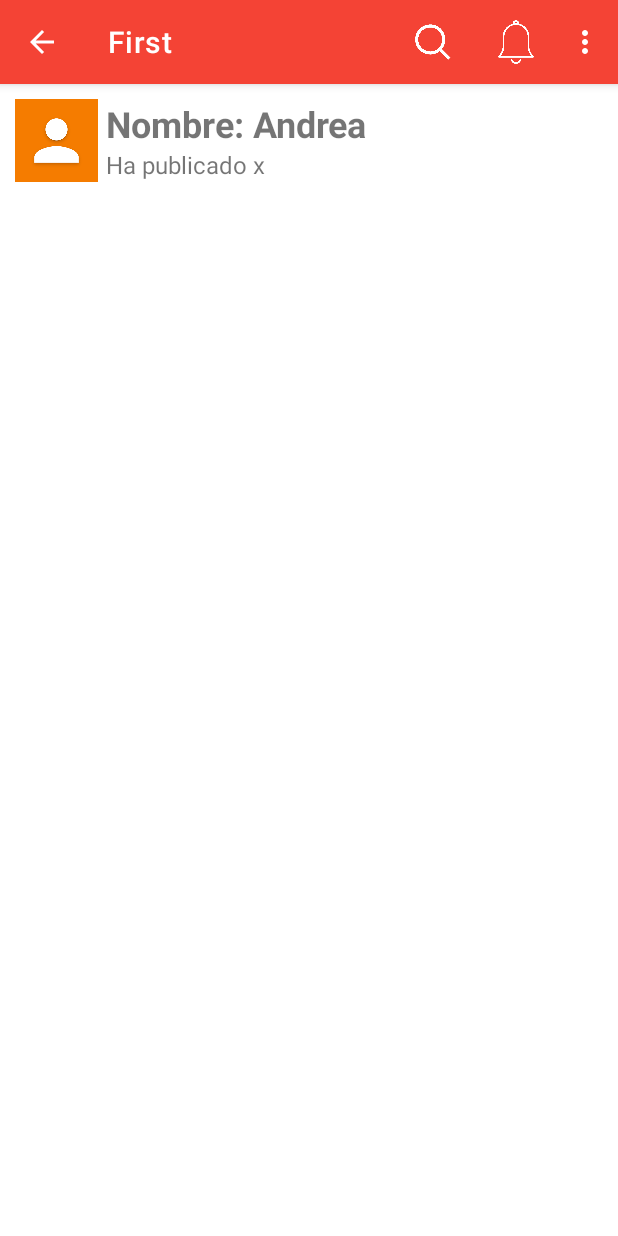
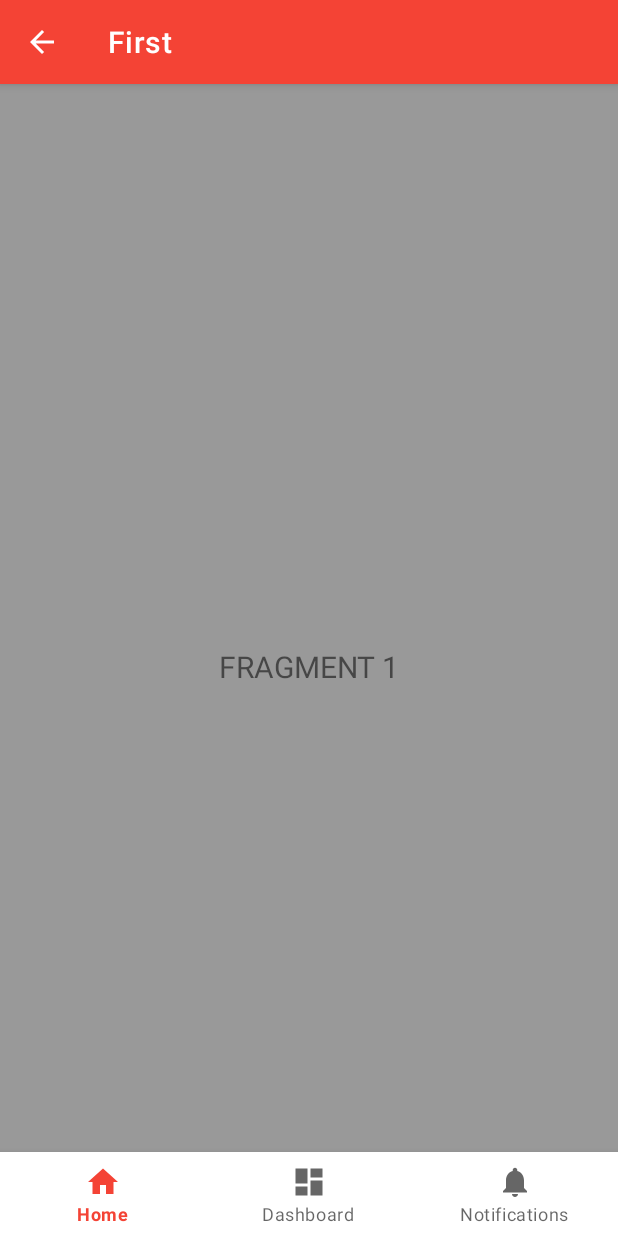
Before and after one commit to fregonaespanola/First, an Android app: the MainActivity screen opened directly, with no data from a screen before it, on a phone screen of 412 x 824 dp. Run offline under Robolectric (Android 15) with nearby library versions, the phone set to English and light mode, and no system bars; Roboto replaces fonts that are not available here.

Commit message:
Añadido el menú inferior y el paso por los fragments

```diff
--- a/app/src/main/java/com/dgarcia/first/MainActivity.java
+++ b/app/src/main/java/com/dgarcia/first/MainActivity.java
@@ -1,28 +1,37 @@
 package com.dgarcia.first;
 
+import androidx.annotation.IdRes;
+import androidx.annotation.NonNull;
 import androidx.appcompat.app.AlertDialog;
 import androidx.appcompat.app.AppCompatActivity;
 import androidx.recyclerview.widget.LinearLayoutManager;
 import androidx.recyclerview.widget.RecyclerView;
 import androidx.swiperefreshlayout.widget.SwipeRefreshLayout;
+import androidx.viewpager.widget.ViewPager;
 
 import android.content.DialogInterface;
 import android.content.Intent;
 import android.os.Bundle;
 import android.util.Log;
 import android.view.ContextMenu;
+import android.view.LayoutInflater;
 import android.view.Menu;
 import android.view.MenuItem;
 import android.view.View;
 import android.webkit.WebView;
 import android.widget.Toast;
 
+import com.dgarcia.first.databinding.ActivityMainBinding;
+import com.dgarcia.first.main.SectionsPagerAdapter;
+import com.google.android.material.bottomnavigation.BottomNavigationItemView;
+import com.google.android.material.bottomnavigation.BottomNavigationMenuView;
+import com.google.android.material.bottomnavigation.BottomNavigationView;
 import com.google.android.material.dialog.MaterialAlertDialogBuilder;
 
 import java.util.ArrayList;
 
 public class MainActivity extends AppCompatActivity {
-
+/*
     private SwipeRefreshLayout swipeLayout;
     private RecyclerView recyclerView;
     private ArrayList<item_bandeja> datos;
@@ -74,10 +83,10 @@ public class MainActivity extends AppCompatActivity {
 //        miVisorWeb.getSettings().setJavaScriptEnabled(true);
 //        miVisorWeb.getSettings().setBuiltInZoomControls(true);
         miVisorWeb.loadUrl("https://thispersondoesnotexist.com");
-        */
+
     }
         //system.exit(0);
-
+/*
     public void showAlertDialogButtonClicked(MainActivity mainActivity) {
 
         MaterialAlertDialogBuilder builder = new MaterialAlertDialogBuilder(this);
@@ -86,7 +95,8 @@ public class MainActivity extends AppCompatActivity {
 
         builder.setView(getLayoutInflater().inflate(R.layout.alertdialog_view, null));
 
-
+*/
+    /*
         builder.setPositiveButton("Sign out", new DialogInterface.OnClickListener() {
             @Override
             public void onClick(DialogInterface dialog, int which) {
@@ -198,3 +208,94 @@ public class MainActivity extends AppCompatActivity {
 
     }
 }
+*/
+
+    private ActivityMainBinding binding;
+    private MenuItem prevMenuItem;
+    private SectionsPagerAdapter sectionsPagerAdapter;
+
+    @Override
+    protected void onCreate(Bundle savedInstanceState) {
+        super.onCreate(savedInstanceState);
+        setContentView(R.layout.activity_main);
+        binding = ActivityMainBinding.inflate(getLayoutInflater());
+        setContentView(binding.getRoot());
+        sectionsPagerAdapter = new SectionsPagerAdapter(this, getSupportFragmentManager());
+        ViewPager viewPager1 = findViewById(R.id.view_pager);
+        viewPager1.setAdapter(sectionsPagerAdapter);
+
+
+
+
+
+        BottomNavigationView mybottomNavView = findViewById(R.id.nav_view);
+
+        BottomNavigationMenuView bottomNavigationMenuView =
+                (BottomNavigationMenuView) mybottomNavView.getChildAt(0);
+        View v = bottomNavigationMenuView.getChildAt(2);
+        BottomNavigationItemView itemView = (BottomNavigationItemView) v;
+        mybottomNavView.setOnNavigationItemSelectedListener(new BottomNavigationView.OnNavigationItemSelectedListener() {
+            @Override
+            public boolean onNavigationItemSelected(@NonNull MenuItem item) {
+
+                switch (item.getItemId()) {
+                    case R.id.navigation_home:
+                        item.setChecked(true);
+                        removeBadge(mybottomNavView,item.getItemId());
+                        viewPager1.setCurrentItem(0);
+                        break;
+
+                    case R.id.navigation_dashboard:
+                        item.setChecked(true);
+                        removeBadge(mybottomNavView,item.getItemId());
+                        viewPager1.setCurrentItem(1);
+                        break;
+
+                    case R.id.navigation_notifications:
+                        item.setChecked(true);
+                        removeBadge(mybottomNavView,item.getItemId());
+                        viewPager1.setCurrentItem(2);
+                        break;
+
+
+
+
+                }
+                return false;
+            }
+        });
+
+        viewPager1.addOnPageChangeListener(new ViewPager.OnPageChangeListener() {
+            @Override
+            public void onPageScrolled(int position, float positionOffset, int positionOffsetPixels) {
+
+            }
+
+            @Override
+            public void onPageSelected(int position) {
+                if (prevMenuItem != null) {
+                    prevMenuItem.setChecked(false);
+                } else {
+                    mybottomNavView.getMenu().getItem(0).setChecked(false);
+                    mybottomNavView.getMenu().getItem(position).setChecked(true);
+                    removeBadge(mybottomNavView, mybottomNavView.getMenu().getItem(position).getItemId());
+                }
+            }
+
+            @Override
+            public void onPageScrollStateChanged(int state) {
+
+            }
+
+
+            });
+
+        }
+
+    public void removeBadge(BottomNavigationView bottomNavigationView, @IdRes int itemId) {
+        BottomNavigationItemView itemView = bottomNavigationView.findViewById(itemId);
+        if (itemView.getChildCount() == 3) {
+            itemView.removeViewAt(2);
+        }
+    }
+}
--- /dev/null
+++ b/app/src/main/java/com/dgarcia/first/fragments/DashboardFragment.java
@@ -0,0 +1,36 @@
+package com.dgarcia.first.fragments;
+
+import android.os.Bundle;
+import android.view.LayoutInflater;
+import android.view.View;
+import android.view.ViewGroup;
+
+import androidx.annotation.NonNull;
+import androidx.fragment.app.Fragment;
+import androidx.lifecycle.ViewModelProvider;
+
+import com.dgarcia.first.databinding.ActivityMainBinding;
+import com.dgarcia.first.databinding.FragmentDashboardBinding;
+
+public class DashboardFragment extends Fragment {
+
+    private FragmentDashboardBinding binding;
+
+
+    public View onCreateView(@NonNull LayoutInflater inflater,
+                             ViewGroup container, Bundle savedInstanceState) {
+        DashboardViewModel dashboardViewModel =
+                new ViewModelProvider(this).get(DashboardViewModel.class);
+
+        binding = FragmentDashboardBinding.inflate(inflater, container, false);
+        View root = binding.getRoot();
+
+        return root;
+    }
+
+    @Override
+    public void onDestroyView() {
+        super.onDestroyView();
+        binding = null;
+    }
+}
--- /dev/null
+++ b/app/src/main/java/com/dgarcia/first/fragments/DashboardViewModel.java
@@ -0,0 +1,19 @@
+package com.dgarcia.first.fragments;
+
+import androidx.lifecycle.LiveData;
+import androidx.lifecycle.MutableLiveData;
+import androidx.lifecycle.ViewModel;
+
+public class DashboardViewModel extends ViewModel {
+
+    private final MutableLiveData<String> mText;
+
+    public DashboardViewModel() {
+        mText = new MutableLiveData<>();
+        mText.setValue("This is dashboard fragment");
+    }
+
+    public LiveData<String> getText() {
+        return mText;
+    }
+}
--- /dev/null
+++ b/app/src/main/java/com/dgarcia/first/fragments/HomeFragment.java
@@ -0,0 +1,34 @@
+package com.dgarcia.first.fragments;
+
+import android.os.Bundle;
+import android.view.LayoutInflater;
+import android.view.View;
+import android.view.ViewGroup;
+
+import androidx.annotation.NonNull;
+import androidx.fragment.app.Fragment;
+import androidx.lifecycle.ViewModelProvider;
+
+import com.dgarcia.first.databinding.FragmentHomeBinding;
+
+public class HomeFragment extends Fragment {
+
+    private FragmentHomeBinding binding;
+
+    public View onCreateView(@NonNull LayoutInflater inflater,
+                             ViewGroup container, Bundle savedInstanceState) {
+        HomeViewModel homeViewModel =
+                new ViewModelProvider(this).get(HomeViewModel.class);
+
+        binding = FragmentHomeBinding.inflate(inflater, container, false);
+        View root = binding.getRoot();
+
+        return root;
+    }
+
+    @Override
+    public void onDestroyView() {
+        super.onDestroyView();
+        binding = null;
+    }
+}
--- /dev/null
+++ b/app/src/main/java/com/dgarcia/first/fragments/HomeViewModel.java
@@ -0,0 +1,19 @@
+package com.dgarcia.first.fragments;
+
+import androidx.lifecycle.LiveData;
+import androidx.lifecycle.MutableLiveData;
+import androidx.lifecycle.ViewModel;
+
+public class HomeViewModel extends ViewModel {
+
+    private final MutableLiveData<String> mText;
+
+    public HomeViewModel() {
+        mText = new MutableLiveData<>();
+        mText.setValue("This is home fragment");
+    }
+
+    public LiveData<String> getText() {
+        return mText;
+    }
+}
--- /dev/null
+++ b/app/src/main/java/com/dgarcia/first/main/SectionsPagerAdapter.java
@@ -0,0 +1,67 @@
+package com.dgarcia.first.main;
+
+import android.content.Context;
+
+import androidx.fragment.app.Fragment;
+import androidx.fragment.app.FragmentManager;
+import androidx.fragment.app.FragmentPagerAdapter;
+
+import com.dgarcia.first.fragments.DashboardFragment;
+import com.dgarcia.first.fragments.HomeFragment;
+import com.dgarcia.first.fragments.NotificationsFragment;
+
+
+/**
+ * A [FragmentPagerAdapter] that returns a fragment corresponding to
+ * one of the sections/tabs/pages.
+ */
+public class SectionsPagerAdapter extends FragmentPagerAdapter {
+
+//    @StringRes
+//    private static final int[] TAB_TITLES = new int[]{R.string.tab_text_1, R.string.tab_text_2, R.string.tab_text_1, R.string.tab_text_2};
+    private final Context mContext;
+
+    public SectionsPagerAdapter(Context context, FragmentManager fm) {
+        super(fm);
+        mContext = context;
+    }
+
+    @Override
+    public Fragment getItem(int position) {
+        // getItem is called to instantiate the fragment for the given page.
+        // Return a PlaceholderFragment (defined as a static inner class below).
+
+//        return PlaceholderFragment.newInstance(position + 1);
+
+        //sustituimos el fragmento único por nuestros cuatro fragmentos, así, el método getItem devuelve el fragmento
+        // que corresponde a la posición que se le pasa a la clase Fragment como argumento
+
+        switch (position) {
+                case 0:
+                    return new DashboardFragment();
+                case 1:
+                    return new HomeFragment();
+                case 2:
+                    return new NotificationsFragment();
+                default:
+                    return null;
+
+//                return int 0;
+//                return new PlaceholderFragment();
+
+        }
+
+    }
+
+//    @Nullable
+//    @Override
+//    public CharSequence getPageTitle(int position) {
+//        return mContext.getResources().getString(TAB_TITLES[position]);
+//    }
+
+    @Override
+    public int getCount() {
+        // Show 2 total pages.
+        return 3;
+    }
+}
--- /dev/null
+++ b/app/src/main/res/drawable/ic_dashboard_black_24dp.xml
@@ -0,0 +1,9 @@
+<vector xmlns:android="http://schemas.android.com/apk/res/android"
+    android:width="24dp"
+    android:height="24dp"
+    android:viewportWidth="24.0"
+    android:viewportHeight="24.0">
+    <path
+        android:fillColor="#FF000000"
+        android:pathData="M3,13h8L11,3L3,3v10zM3,21h8v-6L3,15v6zM13,21h8L21,11h-8v10zM13,3v6h8L21,3h-8z" />
+</vector>
--- /dev/null
+++ b/app/src/main/res/drawable/ic_home_black_24dp.xml
@@ -0,0 +1,9 @@
+<vector xmlns:android="http://schemas.android.com/apk/res/android"
+    android:width="24dp"
+    android:height="24dp"
+    android:viewportWidth="24.0"
+    android:viewportHeight="24.0">
+    <path
+        android:fillColor="#FF000000"
+        android:pathData="M10,20v-6h4v6h5v-8h3L12,3 2,12h3v8z" />
+</vector>
--- /dev/null
+++ b/app/src/main/res/drawable/ic_notifications_black_24dp.xml
@@ -0,0 +1,9 @@
+<vector xmlns:android="http://schemas.android.com/apk/res/android"
+    android:width="24dp"
+    android:height="24dp"
+    android:viewportWidth="24.0"
+    android:viewportHeight="24.0">
+    <path
+        android:fillColor="#FF000000"
+        android:pathData="M12,22c1.1,0 2,-0.9 2,-2h-4c0,1.1 0.89,2 2,2zM18,16v-5c0,-3.07 -1.64,-5.64 -4.5,-6.32L13.5,4c0,-0.83 -0.67,-1.5 -1.5,-1.5s-1.5,0.67 -1.5,1.5v0.68C7.63,5.36 6,7.92 6,11v5l-2,2v1h16v-1l-2,-2z" />
+</vector>
--- a/app/src/main/res/layout/activity_main.xml
+++ b/app/src/main/res/layout/activity_main.xml
@@ -7,10 +7,7 @@
     tools:context=".MainActivity">
 
 
-    <androidx.swiperefreshlayout.widget.SwipeRefreshLayout
-        android:id="@+id/myswipe"
-        android:layout_width="match_parent"
-        android:layout_height="match_parent">
+
 
 <!--
         <WebView
@@ -19,22 +16,22 @@
             android:id="@+id/vistaweb"
             >
         </WebView>-->
+        <androidx.viewpager.widget.ViewPager
+            android:id="@+id/view_pager"
+            android:layout_width="match_parent"
+            android:layout_height="match_parent"
+            app:layout_behavior="@string/appbar_scrolling_view_behavior" />
 
-        <RelativeLayout
-            xmlns:android="http://schemas.android.com/apk/res/android"
-            android:layout_width="wrap_content"
+        <com.google.android.material.bottomnavigation.BottomNavigationView
+            android:id="@+id/nav_view"
+            android:layout_width="0dp"
             android:layout_height="wrap_content"
-            android:id="@+id/padre"
-            tools:ignore="MissingConstraints">
-            <androidx.recyclerview.widget.RecyclerView
-                android:id="@+id/recycler"
-                android:layout_width="match_parent"
-                android:layout_height="wrap_content"
-                android:layout_margin="10dp"
-                >
-            </androidx.recyclerview.widget.RecyclerView>
-        </RelativeLayout>
-
-    </androidx.swiperefreshlayout.widget.SwipeRefreshLayout>
+            android:layout_marginStart="0dp"
+            android:layout_marginEnd="0dp"
+            android:background="?android:attr/windowBackground"
+            app:layout_constraintBottom_toBottomOf="parent"
+            app:layout_constraintLeft_toLeftOf="parent"
+            app:layout_constraintRight_toRightOf="parent"
+            app:menu="@menu/bottom_nav_menu" />
 
 </androidx.constraintlayout.widget.ConstraintLayout>
--- /dev/null
+++ b/app/src/main/res/layout/fragment_dashboard.xml
@@ -0,0 +1,24 @@
+<?xml version="1.0" encoding="utf-8"?>
+<androidx.constraintlayout.widget.ConstraintLayout xmlns:android="http://schemas.android.com/apk/res/android"
+    xmlns:app="http://schemas.android.com/apk/res-auto"
+    xmlns:tools="http://schemas.android.com/tools"
+    android:layout_width="match_parent"
+    android:layout_height="match_parent"
+    tools:context=".ui.dashboard.DashboardFragment"
+    android:background="#999999">
+
+    <TextView
+        android:id="@+id/text_dashboard"
+        android:layout_width="match_parent"
+        android:layout_height="wrap_content"
+        android:layout_marginStart="8dp"
+        android:layout_marginTop="8dp"
+        android:layout_marginEnd="8dp"
+        android:textAlignment="center"
+        android:textSize="20sp"
+        android:text="FRAGMENT 1"
+        app:layout_constraintBottom_toBottomOf="parent"
+        app:layout_constraintEnd_toEndOf="parent"
+        app:layout_constraintStart_toStartOf="parent"
+        app:layout_constraintTop_toTopOf="parent" />
+</androidx.constraintlayout.widget.ConstraintLayout>
--- /dev/null
+++ b/app/src/main/res/menu/bottom_nav_menu.xml
@@ -0,0 +1,19 @@
+<?xml version="1.0" encoding="utf-8"?>
+<menu xmlns:android="http://schemas.android.com/apk/res/android">
+
+    <item
+        android:id="@+id/navigation_home"
+        android:icon="@drawable/ic_home_black_24dp"
+        android:title="@string/title_home" />
+
+    <item
+        android:id="@+id/navigation_dashboard"
+        android:icon="@drawable/ic_dashboard_black_24dp"
+        android:title="@string/title_dashboard" />
+
+    <item
+        android:id="@+id/navigation_notifications"
+        android:icon="@drawable/ic_notifications_black_24dp"
+        android:title="@string/title_notifications" />
+
+</menu>
--- a/app/src/main/res/values/strings.xml
+++ b/app/src/main/res/values/strings.xml
@@ -8,4 +8,7 @@
     <string name="adup">STAY IN FOODIER</string>
     <string name="addown">Are you sure you want to quit?</string>
     <string name="signup">SIGN UP</string>
+    <string name="title_home" translatable="false">Home</string>
+    <string name="title_dashboard" translatable="false">Dashboard</string>
+    <string name="title_notifications" translatable="false">Notifications</string>
 </resources>
```
Also changed, not shown: app/build.gradle (+8 -0 lines), app/src/main/java/com/dgarcia/first/fragments/NotificationsFragment.java (added, +34 -0 lines), app/src/main/java/com/dgarcia/first/fragments/NotificationsViewModel.java (added, +19 -0 lines), app/src/main/res/layout/fragment_home.xml (added, +25 -0 lines), app/src/main/res/layout/fragment_notifications.xml (added, +24 -0 lines), app/src/main/res/menu/menu/bottom_nav_menu.xml (added, +19 -0 lines).
